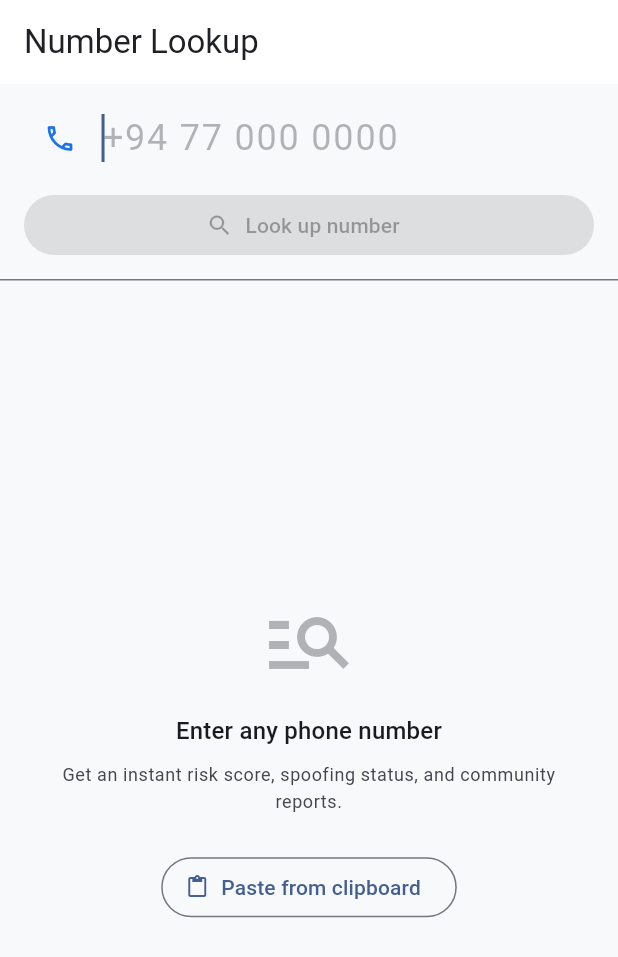
After one commit to damindaaif-alt/sentri, a Flutter app: the NumberLookupPage screen opened by its route, after a tap on "Paste from clipboard", on a phone screen of 412 x 824 dp. The commit adds this screen. Shown: the top 957 px of the screen. Run offline on Flutter 3.47's test engine with Material 3 defaults, Android fonts, the phone set to English and light mode, and no system bars; our stand-ins replace dio, equatable, flutter_bloc, flutter_secure_storage, get_it, go_router and 4 more; missing offline and left inert: call_log; accounts and stored records are empty.

Commit message:
feat: add number lookup screen with recent lookups and clipboard paste
- New /lookup route with autofocused phone input field
- Look up button activates only on valid E.164 input
- Inline validation hint for malformed numbers
- Empty state with paste-from-clipboard shortcut
- Recent lookups list pulled from caller cache (most recent 20),
  each tile shows RiskScoreBadge, name/number, taps to caller detail
- Added getAllCachedCallers() to SentriDatabase

```diff
--- a/lib/core/database/sentri_database.dart
+++ b/lib/core/database/sentri_database.dart
@@ -104,6 +104,19 @@ class SentriDatabase {
     return db.delete('caller_cache');
   }
 
+  Future<List<Map<String, dynamic>>> getAllCachedCallers({int limit = 20}) async {
+    final db = await database;
+    final rows = await db.query(
+      'caller_cache',
+      orderBy: 'cached_at DESC',
+      limit: limit,
+    );
+    return rows.map((r) {
+      final payload = jsonDecode(r['payload'] as String) as Map<String, dynamic>;
+      return {'phone_number': r['phone_number'], ...payload};
+    }).toList();
+  }
+
   // --- Blocked Numbers ---
 
   Future<List<Map<String, dynamic>>> getAllBlockedNumbers() async {
--- a/lib/core/router/app_router.dart
+++ b/lib/core/router/app_router.dart
@@ -4,6 +4,7 @@ import 'package:go_router/go_router.dart';
 
 import '../../features/call_log/presentation/pages/call_log_page.dart';
 import '../../features/caller_id/presentation/pages/caller_detail_page.dart';
+import '../../features/caller_id/presentation/pages/number_lookup_page.dart';
 import '../../features/blocklist/presentation/pages/blocklist_page.dart';
 import '../../features/onboarding/presentation/pages/onboarding_page.dart';
 import '../../features/settings/presentation/pages/settings_page.dart';
@@ -50,6 +51,10 @@ abstract class AppRouter {
         ],
       ),
       GoRoute(
+        path: AppRoutes.numberLookup,
+        builder: (context, state) => const NumberLookupPage(),
+      ),
+      GoRoute(
         path: AppRoutes.callerDetail,
         builder: (context, state) => CallerDetailPage(
           phoneNumber: state.pathParameters['number'] ?? '',
--- /dev/null
+++ b/lib/features/caller_id/presentation/pages/number_lookup_page.dart
@@ -0,0 +1,278 @@
+import 'package:flutter/material.dart';
+import 'package:flutter/services.dart';
+import 'package:go_router/go_router.dart';
+
+import '../../../../core/constants/app_constants.dart';
+import '../../../../core/database/sentri_database.dart';
+import '../../../../core/di/injection.dart';
+import '../../../../core/theme/app_theme.dart';
+import '../../../../core/utils/phone_number_utils.dart';
+import '../widgets/risk_score_badge.dart';
+
+class NumberLookupPage extends StatefulWidget {
+  const NumberLookupPage({super.key});
+
+  @override
+  State<NumberLookupPage> createState() => _NumberLookupPageState();
+}
+
+class _NumberLookupPageState extends State<NumberLookupPage> {
+  final _controller = TextEditingController();
+  final _focus = FocusNode();
+  String _input = '';
+  List<Map<String, dynamic>> _recents = [];
+
+  @override
+  void initState() {
+    super.initState();
+    _loadRecents();
+    _controller.addListener(() => setState(() => _input = _controller.text));
+  }
+
+  @override
+  void dispose() {
+    _controller.dispose();
+    _focus.dispose();
+    super.dispose();
+  }
+
+  Future<void> _loadRecents() async {
+    final rows = await getIt<SentriDatabase>().getAllCachedCallers();
+    if (mounted) setState(() => _recents = rows);
+  }
+
+  String? get _normalised => PhoneNumberUtils.toE164(_input.trim());
+  bool get _isValid => _normalised != null && PhoneNumberUtils.isValid(_normalised!);
+
+  void _lookup() {
+    if (!_isValid) return;
+    _focus.unfocus();
+    context.push(
+      AppRoutes.callerDetail.replaceFirst(
+        ':number',
+        Uri.encodeComponent(_normalised!),
+      ),
+    );
+  }
+
+  @override
+  Widget build(BuildContext context) {
+    return Scaffold(
+      appBar: AppBar(title: const Text('Number Lookup')),
+      body: Column(
+        crossAxisAlignment: CrossAxisAlignment.stretch,
+        children: [
+          _SearchBar(
+            controller: _controller,
+            focus: _focus,
+            isValid: _isValid,
+            onLookup: _lookup,
+            onClear: () {
+              _controller.clear();
+              _focus.requestFocus();
+            },
+          ),
+          Expanded(
+            child: _recents.isEmpty
+                ? _EmptyHint(onPaste: _handlePaste)
+                : _RecentsList(
+                    recents: _recents,
+                    onTap: (number) => context.push(
+                      AppRoutes.callerDetail.replaceFirst(
+                        ':number',
+                        Uri.encodeComponent(number),
+                      ),
+                    ),
+                  ),
+          ),
+        ],
+      ),
+    );
+  }
+
+  Future<void> _handlePaste() async {
+    final data = await Clipboard.getData(Clipboard.kTextPlain);
+    if (data?.text != null && mounted) {
+      _controller.text = data!.text!.trim();
+      _controller.selection = TextSelection.collapsed(
+          offset: _controller.text.length);
+    }
+  }
+}
+
+// ── Search bar ────────────────────────────────────────────────────────────────
+
+class _SearchBar extends StatelessWidget {
+  final TextEditingController controller;
+  final FocusNode focus;
+  final bool isValid;
+  final VoidCallback onLookup;
+  final VoidCallback onClear;
+
+  const _SearchBar({
+    required this.controller,
+    required this.focus,
+    required this.isValid,
+    required this.onLookup,
+    required this.onClear,
+  });
+
+  @override
+  Widget build(BuildContext context) {
+    final theme = Theme.of(context);
+    return Container(
+      padding: const EdgeInsets.fromLTRB(16, 12, 16, 12),
+      decoration: BoxDecoration(
+        border: Border(
+          bottom: BorderSide(
+            color: theme.dividerColor,
+          ),
+        ),
+      ),
+      child: Column(
+        crossAxisAlignment: CrossAxisAlignment.stretch,
+        children: [
+          TextField(
+            controller: controller,
+            focusNode: focus,
+            autofocus: true,
+            keyboardType: TextInputType.phone,
+            textInputAction: TextInputAction.search,
+            style: theme.textTheme.headlineSmall?.copyWith(
+              fontWeight: FontWeight.w500,
+              letterSpacing: 1.2,
+            ),
+            decoration: InputDecoration(
+              hintText: '+94 77 000 0000',
+              hintStyle: theme.textTheme.headlineSmall?.copyWith(
+                color: theme.colorScheme.onSurfaceVariant.withOpacity(0.4),
+                fontWeight: FontWeight.w400,
+                letterSpacing: 1.2,
+              ),
+              prefixIcon: Icon(Icons.phone_outlined,
+                  color: SentriColors.primary, size: 22),
+              suffixIcon: controller.text.isNotEmpty
+                  ? IconButton(
+                      icon: const Icon(Icons.close, size: 20),
+                      onPressed: onClear,
+                    )
+                  : null,
+              filled: false,
+              border: InputBorder.none,
+              contentPadding:
+                  const EdgeInsets.symmetric(horizontal: 0, vertical: 8),
+            ),
+            onSubmitted: (_) => onLookup(),
+          ),
+          const SizedBox(height: 10),
+          FilledButton.icon(
+            onPressed: isValid ? onLookup : null,
+            icon: const Icon(Icons.search, size: 18),
+            label: const Text('Look up number'),
+          ),
+          if (!isValid && controller.text.isNotEmpty) ...[
+            const SizedBox(height: 6),
+            Text(
+              'Enter a valid international number (e.g. +94 77 123 4567)',
+              style: theme.textTheme.bodySmall?.copyWith(
+                color: theme.colorScheme.error,
+              ),
+            ),
+          ],
+        ],
+      ),
+    );
+  }
+}
+
+// ── Recent lookups list ───────────────────────────────────────────────────────
+
+class _RecentsList extends StatelessWidget {
+  final List<Map<String, dynamic>> recents;
+  final void Function(String number) onTap;
+
+  const _RecentsList({required this.recents, required this.onTap});
+
+  @override
+  Widget build(BuildContext context) {
+    return ListView.separated(
+      padding: const EdgeInsets.only(top: 8),
+      itemCount: recents.length + 1,
+      separatorBuilder: (_, __) => const Divider(height: 1),
+      itemBuilder: (context, i) {
+        if (i == 0) {
+          return Padding(
+            padding:
+                const EdgeInsets.symmetric(horizontal: 16, vertical: 10),
+            child: Text(
+              'Recent lookups',
+              style: Theme.of(context).textTheme.labelMedium?.copyWith(
+                    color: Theme.of(context).colorScheme.onSurfaceVariant,
+                    fontWeight: FontWeight.w700,
+                    letterSpacing: 0.8,
+                  ),
+            ),
+          );
+        }
+        final entry = recents[i - 1];
+        final phone = entry['phone_number'] as String? ?? '';
+        final score = (entry['risk_score'] as num?)?.toInt() ?? 0;
+        final name = entry['name'] as String?;
+        return ListTile(
+          leading: RiskScoreBadge(score: score, size: 44),
+          title: Text(name ?? phone,
+              style: const TextStyle(fontWeight: FontWeight.w600)),
+          subtitle: name != null ? Text(phone) : null,
+          trailing: const Icon(Icons.chevron_right, size: 18),
+          onTap: () => onTap(phone),
+        );
+      },
+    );
+  }
+}
+
+// ── Empty hint ────────────────────────────────────────────────────────────────
+
+class _EmptyHint extends StatelessWidget {
+  final VoidCallback onPaste;
+  const _EmptyHint({required this.onPaste});
+
+  @override
+  Widget build(BuildContext context) {
+    final theme = Theme.of(context);
+    return Padding(
+      padding: const EdgeInsets.all(32),
+      child: Column(
+        mainAxisAlignment: MainAxisAlignment.center,
+        children: [
+          Icon(
+            Icons.manage_search_outlined,
+            size: 64,
+            color: theme.colorScheme.onSurfaceVariant.withOpacity(0.4),
+          ),
+          const SizedBox(height: 16),
+          Text(
+            'Enter any phone number',
+            style: theme.textTheme.titleMedium,
+            textAlign: TextAlign.center,
+          ),
+          const SizedBox(height: 8),
+          Text(
+            'Get an instant risk score, spoofing status, and community reports.',
+            style: theme.textTheme.bodySmall?.copyWith(
+              color: theme.colorScheme.onSurfaceVariant,
+              height: 1.5,
+            ),
+            textAlign: TextAlign.center,
+          ),
+          const SizedBox(height: 24),
+          OutlinedButton.icon(
+            onPressed: onPaste,
+            icon: const Icon(Icons.content_paste_outlined, size: 16),
+            label: const Text('Paste from clipboard'),
+          ),
+        ],
+      ),
+    );
+  }
+}
```
